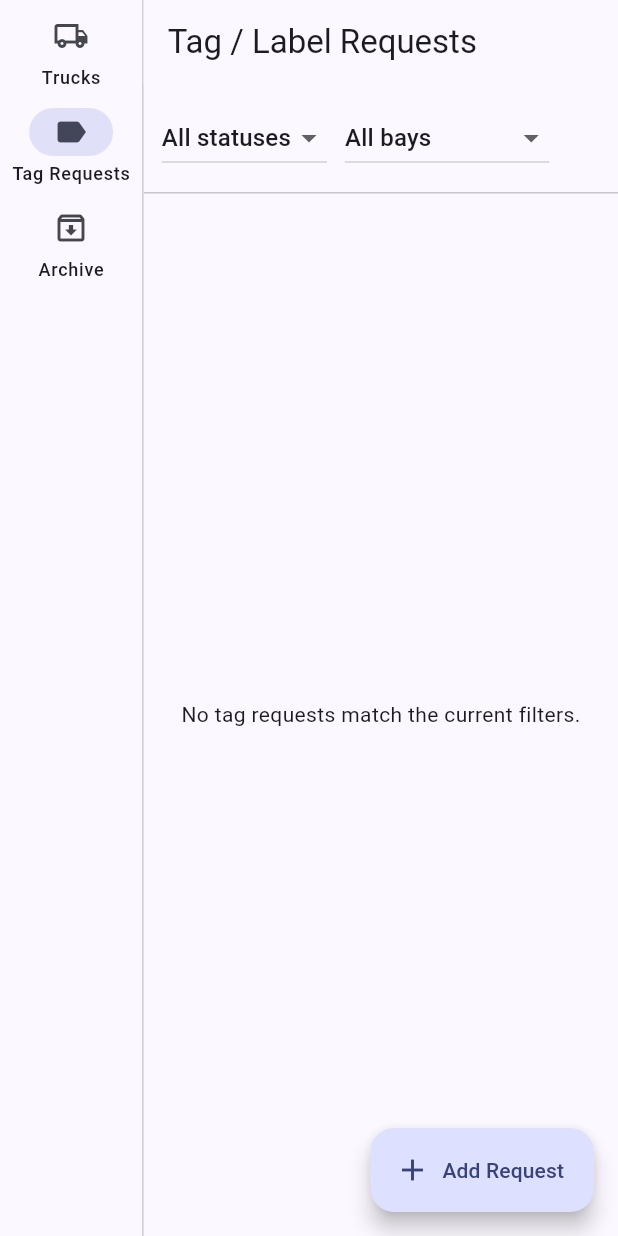
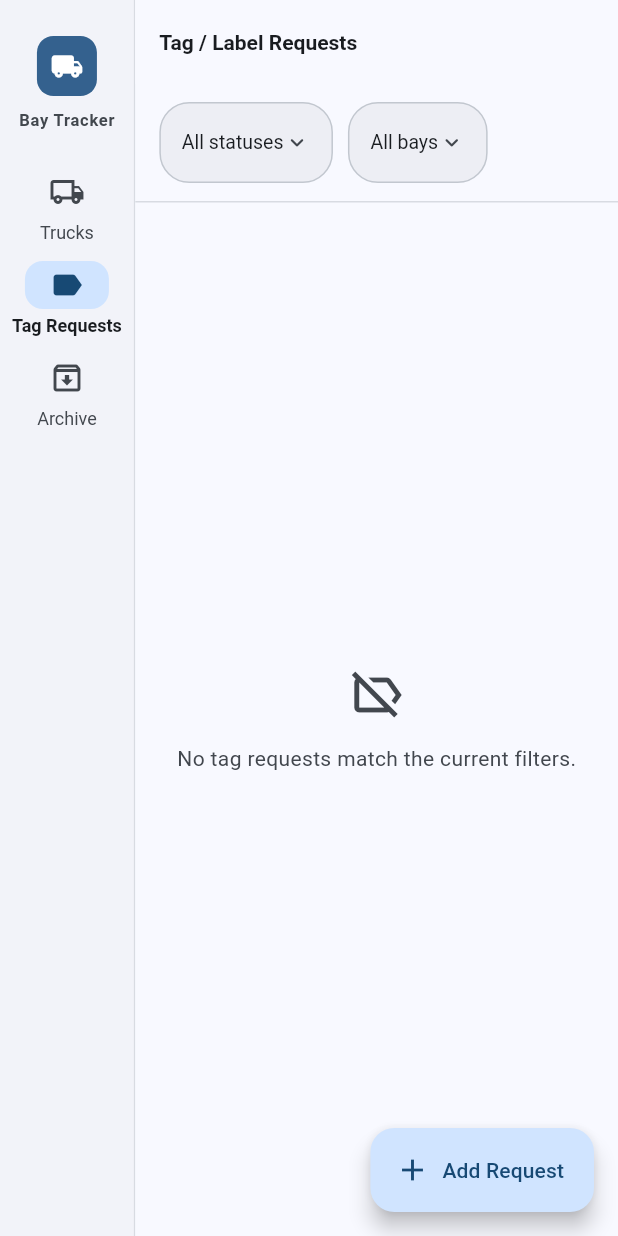
Before and after one commit to brattynn/graphics-department-tracking-tool, a Flutter app: the screen it shows after launch, after a tap on "Tag Requests", on a phone screen of 412 x 824 dp. Run offline on Flutter 3.47's test engine with Material 3 defaults, Android fonts, the phone set to English and light mode, and no system bars; our stand-ins replace sqflite_common_ffi; missing offline and left inert: file_selector; accounts and stored records are empty; Roboto replaces fonts that are missing (Segoe UI).

Commit message:
Visual polish pass: real Material 3 theme, dark mode, card-based layout
- New lib/ui/theme/app_theme.dart: custom light/dark ColorScheme, themed
  data tables/cards/inputs/buttons/nav rail, Segoe UI for a native-feeling
  desktop font, and smooth cross-fade page transitions
- Truck table now sits in a rounded card with row hover highlighting;
  stage badges are brightness-aware for proper dark-mode contrast
- List screens get pill-shaped filter dropdowns (new FilterDropdown
  widget) and friendlier empty states with icons
- Truck detail screen restructured into clearly separated card sections
  instead of divider-separated flat text
- Nav rail gets a small branded header (icon + "Bay Tracker")
- Window title now reads "Graphics Bay Tracker" instead of the raw
  process name

Also fixes a real bug this pass introduced and caught before shipping:
renaming the exe's ProductName (for a nicer Task Manager display) turns
out to change the folder path_provider_windows resolves for local app
data (CompanyName\ProductName), which would silently orphan every
existing installation's database. Reverted ProductName, kept the
cosmetic FileDescription change, documented why in Runner.rc.

```diff
--- a/lib/app.dart
+++ b/lib/app.dart
@@ -4,6 +4,7 @@ import 'package:provider/provider.dart';
 import 'ui/screens/home_shell.dart';
 import 'ui/state/tag_request_list_controller.dart';
 import 'ui/state/truck_list_controller.dart';
+import 'ui/theme/app_theme.dart';
 
 class BayTrackerApp extends StatelessWidget {
   const BayTrackerApp({super.key});
@@ -19,10 +20,9 @@ class BayTrackerApp extends StatelessWidget {
       child: MaterialApp(
         title: 'Graphics Bay Tracker',
         debugShowCheckedModeBanner: false,
-        theme: ThemeData(
-          colorSchemeSeed: Colors.indigo,
-          useMaterial3: true,
-        ),
+        theme: AppTheme.light,
+        darkTheme: AppTheme.dark,
+        themeMode: ThemeMode.system,
         home: const HomeShell(),
       ),
     );
--- a/lib/ui/screens/home_shell.dart
+++ b/lib/ui/screens/home_shell.dart
@@ -22,6 +22,8 @@ class _HomeShellState extends State<HomeShell> {
 
   @override
   Widget build(BuildContext context) {
+    final scheme = Theme.of(context).colorScheme;
+
     return Scaffold(
       body: Row(
         children: [
@@ -29,6 +31,34 @@ class _HomeShellState extends State<HomeShell> {
             selectedIndex: _index,
             onDestinationSelected: (i) => setState(() => _index = i),
             labelType: NavigationRailLabelType.all,
+            leading: Padding(
+              padding: const EdgeInsets.symmetric(vertical: 16),
+              child: Column(
+                children: [
+                  Container(
+                    width: 40,
+                    height: 40,
+                    decoration: BoxDecoration(
+                      color: scheme.primary,
+                      borderRadius: BorderRadius.circular(11),
+                    ),
+                    child: Icon(
+                      Icons.local_shipping_rounded,
+                      color: scheme.onPrimary,
+                      size: 22,
+                    ),
+                  ),
+                  const SizedBox(height: 8),
+                  Text(
+                    'Bay Tracker',
+                    style: Theme.of(context).textTheme.labelSmall?.copyWith(
+                          fontWeight: FontWeight.w700,
+                          color: scheme.onSurfaceVariant,
+                        ),
+                  ),
+                ],
+              ),
+            ),
             destinations: const [
               NavigationRailDestination(
                 icon: Icon(Icons.local_shipping_outlined),
--- a/lib/ui/screens/tag_request_list_screen.dart
+++ b/lib/ui/screens/tag_request_list_screen.dart
@@ -6,6 +6,7 @@ import '../../models/tag_request.dart';
 import '../../utils/constants.dart';
 import '../state/tag_request_list_controller.dart';
 import '../state/truck_list_controller.dart';
+import '../widgets/filter_dropdown.dart';
 import 'tag_request_form_screen.dart';
 
 class TagRequestListScreen extends StatefulWidget {
@@ -50,15 +51,15 @@ class _TagRequestListScreenState extends State<TagRequestListScreen> {
         crossAxisAlignment: CrossAxisAlignment.start,
         children: [
           Padding(
-            padding: const EdgeInsets.all(12),
+            padding: const EdgeInsets.fromLTRB(16, 12, 16, 12),
             child: Wrap(
-              spacing: 12,
+              spacing: 10,
               runSpacing: 8,
               crossAxisAlignment: WrapCrossAlignment.center,
               children: [
-                DropdownButton<String?>(
+                FilterDropdown<String?>(
                   value: controller.statusFilter,
-                  hint: const Text('Status'),
+                  hint: 'All statuses',
                   items: [
                     const DropdownMenuItem(value: null, child: Text('All statuses')),
                     for (final s in TagStatus.all)
@@ -66,9 +67,9 @@ class _TagRequestListScreenState extends State<TagRequestListScreen> {
                   ],
                   onChanged: controller.setStatusFilter,
                 ),
-                DropdownButton<int?>(
+                FilterDropdown<int?>(
                   value: controller.bayFilter,
-                  hint: const Text('Requesting bay'),
+                  hint: 'All bays',
                   items: [
                     const DropdownMenuItem(value: null, child: Text('All bays')),
                     for (var b = 1; b <= bayCount; b++)
@@ -84,8 +85,24 @@ class _TagRequestListScreenState extends State<TagRequestListScreen> {
             child: controller.loading
                 ? const Center(child: CircularProgressIndicator())
                 : controller.requests.isEmpty
-                    ? const Center(child: Text('No tag requests match the current filters.'))
+                    ? Center(
+                        child: Column(
+                          mainAxisSize: MainAxisSize.min,
+                          children: [
+                            Icon(Icons.label_off_outlined,
+                                size: 40,
+                                color: Theme.of(context).colorScheme.onSurfaceVariant),
+                            const SizedBox(height: 12),
+                            Text(
+                              'No tag requests match the current filters.',
+                              style: TextStyle(
+                                  color: Theme.of(context).colorScheme.onSurfaceVariant),
+                            ),
+                          ],
+                        ),
+                      )
                     : ListView.builder(
+                        padding: const EdgeInsets.fromLTRB(16, 12, 16, 88),
                         itemCount: controller.requests.length,
                         itemBuilder: (context, i) {
                           final r = controller.requests[i];
@@ -142,7 +159,10 @@ class _TagRequestTile extends StatelessWidget {
   @override
   Widget build(BuildContext context) {
     final isCompleted = request.status == TagStatus.completed;
-    return ListTile(
+    return Card(
+      margin: const EdgeInsets.only(bottom: 10),
+      clipBehavior: Clip.antiAlias,
+      child: ListTile(
         onTap: onTap,
         leading: Checkbox(
           value: isCompleted,
@@ -158,6 +178,7 @@ class _TagRequestTile extends StatelessWidget {
           icon: const Icon(Icons.delete_outline),
           onPressed: onDelete,
         ),
+      ),
     );
   }
 }
--- a/lib/ui/screens/truck_detail_screen.dart
+++ b/lib/ui/screens/truck_detail_screen.dart
@@ -165,6 +165,7 @@ class _TruckDetailScreenState extends State<TruckDetailScreen> {
           child: Column(
             crossAxisAlignment: CrossAxisAlignment.start,
             children: [
+              _section(children: [
                 Row(
                   children: [
                     StageBadge(stage: truck.currentStage),
@@ -211,7 +212,8 @@ class _TruckDetailScreenState extends State<TruckDetailScreen> {
                     ],
                   ),
                 ],
-              const Divider(height: 32),
+              ]),
+              _section(children: [
                 _infoRow('Customer', truck.customer ?? '—'),
                 _infoRow('Due Date',
                     truck.dueDate == null ? '—' : _dateFmt.format(truck.dueDate!)),
@@ -222,25 +224,19 @@ class _TruckDetailScreenState extends State<TruckDetailScreen> {
                 _infoRow('Created', _dateFmt.format(truck.createdAt)),
                 if (truck.notes != null && truck.notes!.isNotEmpty)
                   _infoRow('Notes', truck.notes!),
-              const Divider(height: 32),
-              Text('Graphics Specification',
-                  style: Theme.of(context).textTheme.titleSmall),
-              const SizedBox(height: 8),
+              ]),
+              _section(title: 'Graphics Specification', children: [
                 _infoRow('Stripe Color', truck.stripeColorDisplay ?? '—'),
                 _infoRow('Chevron Color', truck.chevronColorDisplay ?? '—'),
                 _infoRow('Stripe Feature', truck.stripeFeatureDisplay ?? '—'),
-              _infoRow(
-                  'Stripe on Stainless', truck.stripeOnStainless ? 'Yes' : 'No'),
-              const Divider(height: 32),
-              Text('Final Approved Proofs',
-                  style: Theme.of(context).textTheme.titleSmall),
-              const SizedBox(height: 8),
+                _infoRow('Stripe on Stainless',
+                    truck.stripeOnStainless ? 'Yes' : 'No'),
+              ]),
+              _section(title: 'Final Approved Proofs', children: [
                 _proofRow('Proof 1', truck.proofFinalPath1),
                 _proofRow('Proof 2', truck.proofFinalPath2),
-              const Divider(height: 32),
-              Text('Production/Installation Sub-steps',
-                  style: Theme.of(context).textTheme.titleSmall),
-              const SizedBox(height: 8),
+              ]),
+              _section(title: 'Production/Installation Sub-steps', children: [
                 if (truck.dealerSuppliedGraphics)
                   const Text('Skipped — dealer-supplied graphics.')
                 else if (truck.currentStage != Stage.productionInstallation &&
@@ -264,7 +260,8 @@ class _TruckDetailScreenState extends State<TruckDetailScreen> {
                       await _load();
                     },
                   ),
-              const Divider(height: 32),
+              ]),
+              _section(children: [
                 Row(
                   mainAxisAlignment: MainAxisAlignment.spaceBetween,
                   children: [
@@ -294,8 +291,28 @@ class _TruckDetailScreenState extends State<TruckDetailScreen> {
                         subtitle: Text(tr.tagText),
                         trailing: Chip(label: Text(tr.status)),
                       )),
+              ]),
             ],
           ),
+        ),
+      ),
+    );
+  }
+
+  Widget _section({String? title, required List<Widget> children}) {
+    return Card(
+      margin: const EdgeInsets.only(bottom: 16),
+      child: Padding(
+        padding: const EdgeInsets.all(16),
+        child: Column(
+          crossAxisAlignment: CrossAxisAlignment.start,
+          children: [
+            if (title != null) ...[
+              Text(title, style: Theme.of(context).textTheme.titleSmall),
+              const SizedBox(height: 12),
+            ],
+            ...children,
+          ],
         ),
       ),
     );
--- a/lib/ui/screens/truck_list_screen.dart
+++ b/lib/ui/screens/truck_list_screen.dart
@@ -3,6 +3,7 @@ import 'package:provider/provider.dart';
 
 import '../../utils/constants.dart';
 import '../state/truck_list_controller.dart';
+import '../widgets/filter_dropdown.dart';
 import '../widgets/truck_table.dart';
 import 'truck_detail_screen.dart';
 import 'truck_form_screen.dart';
@@ -52,15 +53,15 @@ class _TruckListScreenState extends State<TruckListScreen> {
               crossAxisAlignment: CrossAxisAlignment.start,
               children: [
                 Padding(
-                  padding: const EdgeInsets.all(12),
+                  padding: const EdgeInsets.fromLTRB(16, 12, 16, 12),
                   child: Wrap(
-                    spacing: 12,
+                    spacing: 10,
                     runSpacing: 8,
                     crossAxisAlignment: WrapCrossAlignment.center,
                     children: [
-                      DropdownButton<int?>(
+                      FilterDropdown<int?>(
                         value: controller.bayFilter,
-                        hint: const Text('Bay'),
+                        hint: 'All bays',
                         items: [
                           const DropdownMenuItem(value: null, child: Text('All bays')),
                           for (var b = 1; b <= bayCount; b++)
@@ -68,9 +69,9 @@ class _TruckListScreenState extends State<TruckListScreen> {
                         ],
                         onChanged: (v) => controller.setBayFilter(v),
                       ),
-                      DropdownButton<String?>(
+                      FilterDropdown<String?>(
                         value: controller.stageFilter,
-                        hint: const Text('Stage'),
+                        hint: 'All stages',
                         items: [
                           const DropdownMenuItem(value: null, child: Text('All stages')),
                           for (final s in Stage.all)
@@ -78,9 +79,9 @@ class _TruckListScreenState extends State<TruckListScreen> {
                         ],
                         onChanged: (v) => controller.setStageFilter(v),
                       ),
-                      DropdownButton<String?>(
+                      FilterDropdown<String?>(
                         value: controller.scheduleStatusFilter,
-                        hint: const Text('Schedule status'),
+                        hint: 'All schedule statuses',
                         items: [
                           const DropdownMenuItem(
                               value: null, child: Text('All schedule statuses')),
@@ -92,9 +93,10 @@ class _TruckListScreenState extends State<TruckListScreen> {
                       if (controller.bayFilter != null ||
                           controller.stageFilter != null ||
                           controller.scheduleStatusFilter != null)
-                        TextButton(
+                        TextButton.icon(
                           onPressed: controller.clearFilters,
-                          child: const Text('Clear filters'),
+                          icon: const Icon(Icons.close_rounded, size: 16),
+                          label: const Text('Clear filters'),
                         ),
                     ],
                   ),
--- /dev/null
+++ b/lib/ui/theme/app_theme.dart
@@ -0,0 +1,185 @@
+import 'package:flutter/material.dart';
+
+/// Central theme definition. All screens should get their look from here —
+/// component-level theming (tables, inputs, buttons, nav rail) rather than
+/// per-widget styling is what keeps the app looking like one product instead
+/// of a pile of default Material widgets.
+class AppTheme {
+  AppTheme._();
+
+  static const _seed = Color(0xFF2B5C8A); // steel blue — fits a shop/industrial tool
+
+  static const _transitions = PageTransitionsTheme(
+    builders: {
+      TargetPlatform.windows: FadeForwardsPageTransitionsBuilder(),
+      TargetPlatform.macOS: FadeForwardsPageTransitionsBuilder(),
+      TargetPlatform.linux: FadeForwardsPageTransitionsBuilder(),
+      TargetPlatform.android: FadeForwardsPageTransitionsBuilder(),
+      TargetPlatform.iOS: FadeForwardsPageTransitionsBuilder(),
+    },
+  );
+
+  static ThemeData light = _build(Brightness.light);
+  static ThemeData dark = _build(Brightness.dark);
+
+  static ThemeData _build(Brightness brightness) {
+    final scheme = ColorScheme.fromSeed(seedColor: _seed, brightness: brightness);
+    final isDark = brightness == Brightness.dark;
+
+    final base = ThemeData(
+      useMaterial3: true,
+      colorScheme: scheme,
+      brightness: brightness,
+      // Segoe UI is the native Windows system font — using it (rather than
+      // Flutter's bundled Roboto) makes the app read as a native desktop
+      // app instead of a mobile app ported to a window.
+      fontFamily: 'Segoe UI',
+      scaffoldBackgroundColor: scheme.surface,
+      pageTransitionsTheme: _transitions,
+      visualDensity: VisualDensity.standard,
+    );
+
+    return base.copyWith(
+      textTheme: base.textTheme.copyWith(
+        headlineSmall: base.textTheme.headlineSmall?.copyWith(
+          fontWeight: FontWeight.w600,
+        ),
+        titleLarge: base.textTheme.titleLarge?.copyWith(
+          fontWeight: FontWeight.w600,
+        ),
+        titleMedium: base.textTheme.titleMedium?.copyWith(
+          fontWeight: FontWeight.w600,
+        ),
+        titleSmall: base.textTheme.titleSmall?.copyWith(
+          fontWeight: FontWeight.w700,
+          letterSpacing: 0.2,
+          color: scheme.primary,
+        ),
+      ),
+      appBarTheme: AppBarTheme(
+        backgroundColor: scheme.surface,
+        foregroundColor: scheme.onSurface,
+        surfaceTintColor: Colors.transparent,
+        elevation: 0,
+        scrolledUnderElevation: 1,
+        titleTextStyle: base.textTheme.titleLarge?.copyWith(
+          fontWeight: FontWeight.w600,
+          color: scheme.onSurface,
+        ),
+      ),
+      navigationRailTheme: NavigationRailThemeData(
+        backgroundColor: scheme.surfaceContainerLow,
+        indicatorColor: scheme.primaryContainer,
+        indicatorShape: RoundedRectangleBorder(borderRadius: BorderRadius.circular(12)),
+        selectedIconTheme: IconThemeData(color: scheme.onPrimaryContainer),
+        unselectedIconTheme: IconThemeData(color: scheme.onSurfaceVariant),
+        selectedLabelTextStyle: TextStyle(
+          color: scheme.onSurface,
+          fontWeight: FontWeight.w600,
+          fontSize: 12,
+        ),
+        unselectedLabelTextStyle: TextStyle(
+          color: scheme.onSurfaceVariant,
+          fontSize: 12,
+        ),
+        useIndicator: true,
+      ),
+      cardTheme: CardThemeData(
+        elevation: 0,
+        color: scheme.surfaceContainerLow,
+        surfaceTintColor: Colors.transparent,
+        shape: RoundedRectangleBorder(
+          borderRadius: BorderRadius.circular(12),
+          side: BorderSide(color: scheme.outlineVariant.withValues(alpha: 0.6)),
+        ),
+      ),
+      dividerTheme: DividerThemeData(
+        color: scheme.outlineVariant.withValues(alpha: 0.6),
+        thickness: 1,
+        space: 1,
+      ),
+      dataTableTheme: DataTableThemeData(
+        headingTextStyle: TextStyle(
+          fontWeight: FontWeight.w700,
+          color: scheme.onSurfaceVariant,
+          fontSize: 13,
+        ),
+        dataTextStyle: TextStyle(color: scheme.onSurface, fontSize: 14),
+        headingRowColor: WidgetStateProperty.all(Colors.transparent),
+        dataRowColor: WidgetStateProperty.resolveWith((states) {
+          if (states.contains(WidgetState.hovered)) {
+            return scheme.primary.withValues(alpha: isDark ? 0.10 : 0.06);
+          }
+          return Colors.transparent;
+        }),
+        dividerThickness: 0.6,
+        dataRowMinHeight: 52,
+        dataRowMaxHeight: 56,
+        headingRowHeight: 44,
+        horizontalMargin: 20,
+        columnSpacing: 28,
+      ),
+      inputDecorationTheme: InputDecorationTheme(
+        filled: true,
+        fillColor: scheme.surfaceContainerHighest.withValues(alpha: isDark ? 0.4 : 0.5),
+        contentPadding: const EdgeInsets.symmetric(horizontal: 14, vertical: 12),
+        border: OutlineInputBorder(
+          borderRadius: BorderRadius.circular(10),
+          borderSide: BorderSide.none,
+        ),
+        enabledBorder: OutlineInputBorder(
+          borderRadius: BorderRadius.circular(10),
+          borderSide: BorderSide.none,
+        ),
+        focusedBorder: OutlineInputBorder(
+          borderRadius: BorderRadius.circular(10),
+          borderSide: BorderSide(color: scheme.primary, width: 1.5),
+        ),
+        errorBorder: OutlineInputBorder(
+          borderRadius: BorderRadius.circular(10),
+          borderSide: BorderSide(color: scheme.error, width: 1.2),
+        ),
+      ),
+      filledButtonTheme: FilledButtonThemeData(
+        style: FilledButton.styleFrom(
+          padding: const EdgeInsets.symmetric(horizontal: 20, vertical: 14),
+          shape: RoundedRectangleBorder(borderRadius: BorderRadius.circular(10)),
+          textStyle: const TextStyle(fontWeight: FontWeight.w600),
+        ),
+      ),
+      outlinedButtonTheme: OutlinedButtonThemeData(
+        style: OutlinedButton.styleFrom(
+          padding: const EdgeInsets.symmetric(horizontal: 18, vertical: 12),
+          shape: RoundedRectangleBorder(borderRadius: BorderRadius.circular(10)),
+        ),
+      ),
+      textButtonTheme: TextButtonThemeData(
+        style: TextButton.styleFrom(
+          shape: RoundedRectangleBorder(borderRadius: BorderRadius.circular(8)),
+        ),
+      ),
+      chipTheme: base.chipTheme.copyWith(
+        shape: RoundedRectangleBorder(borderRadius: BorderRadius.circular(8)),
+        side: BorderSide(color: scheme.outlineVariant),
+      ),
+      listTileTheme: ListTileThemeData(
+        shape: RoundedRectangleBorder(borderRadius: BorderRadius.circular(8)),
+      ),
+      dialogTheme: DialogThemeData(
+        shape: RoundedRectangleBorder(borderRadius: BorderRadius.circular(16)),
+        surfaceTintColor: Colors.transparent,
+      ),
+      snackBarTheme: SnackBarThemeData(
+        behavior: SnackBarBehavior.floating,
+        shape: RoundedRectangleBorder(borderRadius: BorderRadius.circular(10)),
+      ),
+      tooltipTheme: TooltipThemeData(
+        decoration: BoxDecoration(
+          color: scheme.inverseSurface,
+          borderRadius: BorderRadius.circular(6),
+        ),
+        textStyle: TextStyle(color: scheme.onInverseSurface, fontSize: 12),
+      ),
+    );
+  }
+}
--- /dev/null
+++ b/lib/ui/widgets/filter_dropdown.dart
@@ -0,0 +1,56 @@
+import 'package:flutter/material.dart';
+
+/// Pill-shaped dropdown used for the list-screen filter bars. Visually
+/// distinguishes an active filter (something other than "All ...") from an
+/// inactive one via fill/border color.
+class FilterDropdown<T> extends StatelessWidget {
+  final T? value;
+  final String hint;
+  final List<DropdownMenuItem<T>> items;
+  final ValueChanged<T?> onChanged;
+
+  const FilterDropdown({
+    super.key,
+    required this.value,
+    required this.hint,
+    required this.items,
+    required this.onChanged,
+  });
+
+  @override
+  Widget build(BuildContext context) {
+    final scheme = Theme.of(context).colorScheme;
+    final active = value != null;
+    return Container(
+      padding: const EdgeInsets.symmetric(horizontal: 14, vertical: 2),
+      decoration: BoxDecoration(
+        color: active
+            ? scheme.primaryContainer.withValues(alpha: 0.55)
+            : scheme.surfaceContainerHighest.withValues(alpha: 0.5),
+        borderRadius: BorderRadius.circular(20),
+        border: Border.all(
+          color: active
+              ? scheme.primary.withValues(alpha: 0.45)
+              : scheme.outlineVariant,
+        ),
+      ),
+      child: DropdownButtonHideUnderline(
+        child: DropdownButton<T>(
+          value: value,
+          hint: Text(hint,
+              style: TextStyle(color: scheme.onSurfaceVariant, fontSize: 13)),
+          icon: Icon(Icons.expand_more_rounded,
+              size: 18, color: scheme.onSurfaceVariant),
+          borderRadius: BorderRadius.circular(10),
+          style: TextStyle(
+            color: active ? scheme.onPrimaryContainer : scheme.onSurface,
+            fontSize: 13,
+            fontWeight: active ? FontWeight.w600 : FontWeight.w400,
+          ),
+          items: items,
+          onChanged: onChanged,
+        ),
+      ),
+    );
+  }
+}
--- a/lib/ui/widgets/stage_badge.dart
+++ b/lib/ui/widgets/stage_badge.dart
@@ -8,15 +8,16 @@ class StageBadge extends StatelessWidget {
   const StageBadge({super.key, required this.stage});
 
   Color _color(BuildContext context) {
+    final isDark = Theme.of(context).brightness == Brightness.dark;
     switch (stage) {
       case Stage.proofing:
-        return Colors.blueGrey;
+        return isDark ? Colors.blueGrey.shade300 : Colors.blueGrey.shade700;
       case Stage.productionInstallation:
-        return Colors.orange.shade700;
+        return isDark ? Colors.orange.shade300 : Colors.orange.shade700;
       case Stage.qc:
-        return Colors.purple.shade600;
+        return isDark ? Colors.purple.shade200 : Colors.purple.shade600;
       case Stage.complete:
-        return Colors.green.shade700;
+        return isDark ? Colors.green.shade300 : Colors.green.shade700;
       default:
         return Theme.of(context).colorScheme.primary;
     }
@@ -24,13 +25,14 @@ class StageBadge extends StatelessWidget {
 
   @override
   Widget build(BuildContext context) {
+    final isDark = Theme.of(context).brightness == Brightness.dark;
     final color = _color(context);
     return Container(
       padding: const EdgeInsets.symmetric(horizontal: 10, vertical: 4),
       decoration: BoxDecoration(
-        color: color.withValues(alpha: 0.15),
-        borderRadius: BorderRadius.circular(12),
-        border: Border.all(color: color.withValues(alpha: 0.4)),
+        color: color.withValues(alpha: isDark ? 0.16 : 0.12),
+        borderRadius: BorderRadius.circular(8),
+        border: Border.all(color: color.withValues(alpha: isDark ? 0.4 : 0.35)),
       ),
       child: Text(
         stage,
--- a/lib/ui/widgets/truck_table.dart
+++ b/lib/ui/widgets/truck_table.dart
@@ -28,15 +28,29 @@ class TruckTable extends StatelessWidget {
   @override
   Widget build(BuildContext context) {
     if (trucks.isEmpty) {
-      return const Center(
+      final hint = Theme.of(context).colorScheme.onSurfaceVariant;
+      return Center(
         child: Padding(
-          padding: EdgeInsets.all(32),
-          child: Text('No trucks match the current filters.'),
+          padding: const EdgeInsets.all(32),
+          child: Column(
+            mainAxisSize: MainAxisSize.min,
+            children: [
+              Icon(Icons.search_off_rounded, size: 40, color: hint),
+              const SizedBox(height: 12),
+              Text('No trucks match the current filters.',
+                  style: TextStyle(color: hint)),
+            ],
+          ),
         ),
       );
     }
 
-    return SingleChildScrollView(
+    return Padding(
+      padding: const EdgeInsets.all(16),
+      child: Card(
+        clipBehavior: Clip.antiAlias,
+        margin: EdgeInsets.zero,
+        child: SingleChildScrollView(
           child: SingleChildScrollView(
             scrollDirection: Axis.horizontal,
             child: DataTable(
@@ -76,7 +90,8 @@ class TruckTable extends StatelessWidget {
                 return DataRow(
                   onSelectChanged: (_) => onTap(t),
                   cells: [
-                DataCell(Text(t.hsNumber)),
+                    DataCell(Text(t.hsNumber,
+                        style: const TextStyle(fontWeight: FontWeight.w600))),
                     DataCell(Text(t.truckName)),
                     DataCell(Text(t.bayNumber.toString())),
                     DataCell(StageBadge(stage: t.currentStage)),
@@ -89,6 +104,8 @@ class TruckTable extends StatelessWidget {
               }).toList(),
             ),
           ),
+        ),
+      ),
     );
   }
 }
```
Also changed, not shown: docs/screenshot-truck-list.png, 3 other files. Lines whose indentation alone changed are shown as unchanged.
